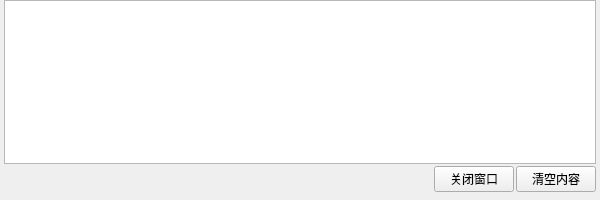
hrpzcf/AwesomePyKit, file ui/generic_output.ui: the form before one commit.
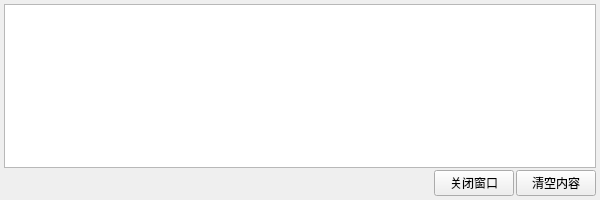
The form after the commit.

Commit message: 调整包管理器输出窗口的样式

Patch:
```diff
--- a/ui/generic_output.ui
+++ b/ui/generic_output.ui
@@ -19,26 +19,24 @@
    <string>控制台输出内容通用显示窗口</string>
   </property>
   <widget class="QWidget" name="centralwidget">
-   <layout class="QVBoxLayout" name="verticalLayout_2">
+   <layout class="QVBoxLayout" name="verticalLayout" stretch="1,0">
+    <property name="spacing">
+     <number>2</number>
+    </property>
     <property name="leftMargin">
      <number>4</number>
     </property>
     <property name="topMargin">
-     <number>0</number>
+     <number>4</number>
     </property>
     <property name="rightMargin">
      <number>4</number>
     </property>
     <property name="bottomMargin">
-     <number>8</number>
+     <number>4</number>
     </property>
     <item>
-     <layout class="QVBoxLayout" name="verticalLayout">
-      <property name="spacing">
-       <number>2</number>
-      </property>
-      <item>
-       <widget class="QPlainTextEdit" name="uiPlainTextEdit_generic_output">
+     <widget class="QPlainTextEdit" name="uiPlainTextEdit_output">
         <property name="font">
          <font>
           <family>Consolas</family>
@@ -84,8 +82,6 @@
            <string>清空内容</string>
           </property>
          </widget>
-        </item>
-       </layout>
       </item>
      </layout>
     </item>
```
Lines whose indentation alone changed are shown as unchanged. The commit also changes 5 other files.
